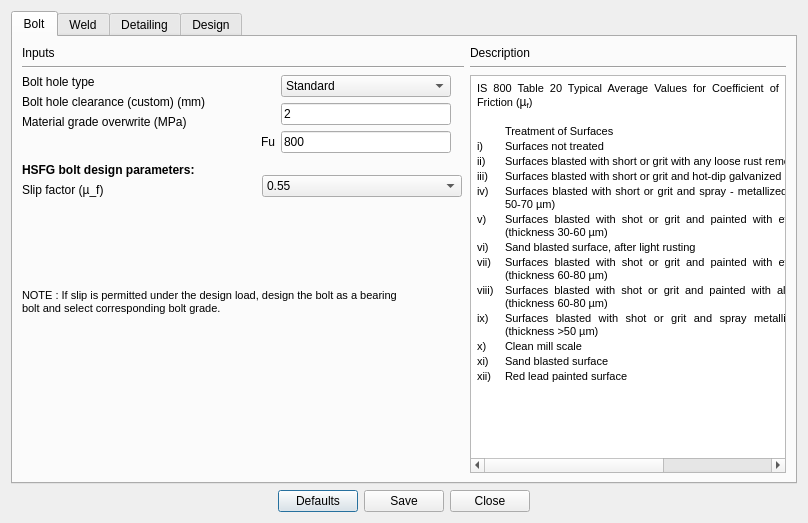
This is Connections/Shear/SeatedAngle/ui_design_preferences.ui in GreatDevelopers/osdag-core as Qt 5 draws it before an edit. The edited form follows.
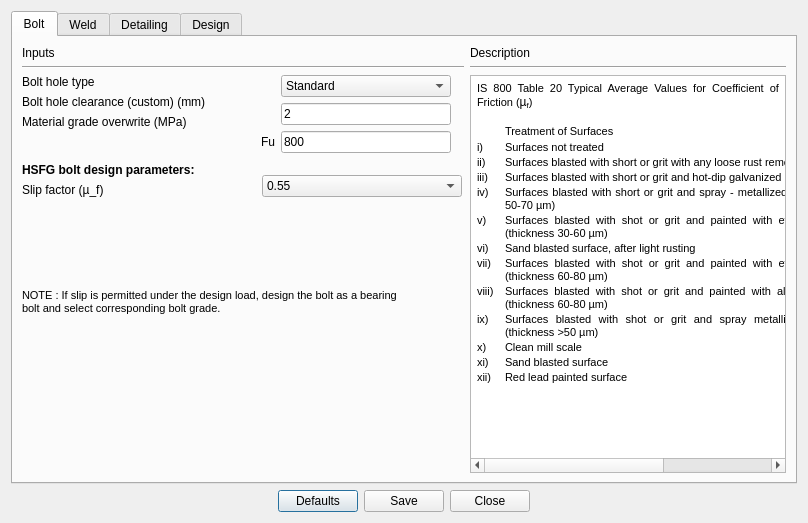
This is the edited form.

What changed in the file:
```diff
--- a/Connections/Shear/SeatedAngle/ui_design_preferences.ui
+++ b/Connections/Shear/SeatedAngle/ui_design_preferences.ui
@@ -344,104 +344,104 @@
             <string>&lt;!DOCTYPE HTML PUBLIC &quot;-//W3C//DTD HTML 4.0//EN&quot; &quot;http://www.w3.org/TR/REC-html40/strict.dtd&quot;&gt;
 &lt;html&gt;&lt;head&gt;&lt;meta name=&quot;qrichtext&quot; content=&quot;1&quot; /&gt;&lt;style type=&quot;text/css&quot;&gt;
 p, li { white-space: pre-wrap; }
-&lt;/style&gt;&lt;/head&gt;&lt;body style=&quot; font-family:'MS Shell Dlg 2'; font-size:7.8pt; font-weight:400; font-style:normal;&quot;&gt;
+&lt;/style&gt;&lt;/head&gt;&lt;body style=&quot; font-family:'Sans Serif'; font-size:9pt; font-weight:400; font-style:normal;&quot;&gt;
 &lt;table border=&quot;0&quot; style=&quot; margin-top:0px; margin-bottom:0px; margin-left:0px; margin-right:0px;&quot; cellspacing=&quot;2&quot; cellpadding=&quot;0&quot;&gt;
 &lt;tr&gt;
 &lt;td colspan=&quot;3&quot;&gt;
-&lt;p align=&quot;justify&quot; style=&quot; margin-top:12px; margin-bottom:12px; margin-left:0px; margin-right:0px; -qt-block-indent:0; text-indent:0px;&quot;&gt;&lt;span style=&quot; font-size:8pt;&quot;&gt;IS 800 Table 20 Typical Average Values for Coefficient of Friction (&lt;/span&gt;&lt;span style=&quot; font-family:'Calibri,sans-serif'; font-size:9pt;&quot;&gt;µ&lt;/span&gt;&lt;span style=&quot; font-family:'Calibri,sans-serif'; font-size:9pt; vertical-align:sub;&quot;&gt;f&lt;/span&gt;&lt;span style=&quot; font-size:8pt;&quot;&gt;)&lt;/span&gt;&lt;/p&gt;&lt;/td&gt;&lt;/tr&gt;&lt;/table&gt;
-&lt;p align=&quot;justify&quot; style=&quot;-qt-paragraph-type:empty; margin-top:12px; margin-bottom:12px; margin-left:0px; margin-right:0px; -qt-block-indent:0; text-indent:0px; font-size:8pt;&quot;&gt;&lt;br /&gt;&lt;/p&gt;
+&lt;p align=&quot;justify&quot; style=&quot; margin-top:12px; margin-bottom:12px; margin-left:0px; margin-right:0px; -qt-block-indent:0; text-indent:0px;&quot;&gt;&lt;span style=&quot; font-family:'MS Shell Dlg 2'; font-size:8pt;&quot;&gt;IS 800 Table 20 Typical Average Values for Coefficient of Friction (&lt;/span&gt;&lt;span style=&quot; font-family:'Calibri,sans-serif';&quot;&gt;µ&lt;/span&gt;&lt;span style=&quot; font-family:'Calibri,sans-serif'; vertical-align:sub;&quot;&gt;f&lt;/span&gt;&lt;span style=&quot; font-family:'MS Shell Dlg 2'; font-size:8pt;&quot;&gt;)&lt;/span&gt;&lt;/p&gt;&lt;/td&gt;&lt;/tr&gt;&lt;/table&gt;
+&lt;p align=&quot;justify&quot; style=&quot;-qt-paragraph-type:empty; margin-top:12px; margin-bottom:12px; margin-left:0px; margin-right:0px; -qt-block-indent:0; text-indent:0px; font-family:'MS Shell Dlg 2'; font-size:8pt;&quot;&gt;&lt;br /&gt;&lt;/p&gt;
 &lt;table border=&quot;0&quot; style=&quot; margin-top:0px; margin-bottom:0px; margin-left:0px; margin-right:0px;&quot; cellspacing=&quot;2&quot; cellpadding=&quot;0&quot;&gt;
 &lt;tr&gt;
 &lt;td width=&quot;26&quot;&gt;&lt;/td&gt;
 &lt;td width=&quot;383&quot;&gt;
-&lt;p align=&quot;justify&quot; style=&quot; margin-top:12px; margin-bottom:12px; margin-left:0px; margin-right:0px; -qt-block-indent:0; text-indent:0px;&quot;&gt;&lt;span style=&quot; font-size:8pt;&quot;&gt;Treatment of Surfaces&lt;/span&gt;&lt;/p&gt;&lt;/td&gt;
+&lt;p align=&quot;justify&quot; style=&quot; margin-top:12px; margin-bottom:12px; margin-left:0px; margin-right:0px; -qt-block-indent:0; text-indent:0px;&quot;&gt;&lt;span style=&quot; font-family:'MS Shell Dlg 2'; font-size:8pt;&quot;&gt;Treatment of Surfaces&lt;/span&gt;&lt;/p&gt;&lt;/td&gt;
 &lt;td width=&quot;78&quot;&gt;
-&lt;p align=&quot;justify&quot; style=&quot; margin-top:12px; margin-bottom:12px; margin-left:0px; margin-right:0px; -qt-block-indent:0; text-indent:0px;&quot;&gt;&lt;span style=&quot; font-size:8pt;&quot;&gt;  µ_f&lt;/span&gt;&lt;/p&gt;&lt;/td&gt;&lt;/tr&gt;
+&lt;p align=&quot;justify&quot; style=&quot; margin-top:12px; margin-bottom:12px; margin-left:0px; margin-right:0px; -qt-block-indent:0; text-indent:0px;&quot;&gt;&lt;span style=&quot; font-family:'MS Shell Dlg 2'; font-size:8pt;&quot;&gt;  µ_f&lt;/span&gt;&lt;/p&gt;&lt;/td&gt;&lt;/tr&gt;
 &lt;tr&gt;
 &lt;td&gt;
-&lt;p align=&quot;justify&quot; style=&quot; margin-top:12px; margin-bottom:12px; margin-left:0px; margin-right:0px; -qt-block-indent:0; text-indent:0px;&quot;&gt;&lt;span style=&quot; font-size:8pt;&quot;&gt;i)&lt;/span&gt;&lt;/p&gt;&lt;/td&gt;
+&lt;p align=&quot;justify&quot; style=&quot; margin-top:12px; margin-bottom:12px; margin-left:0px; margin-right:0px; -qt-block-indent:0; text-indent:0px;&quot;&gt;&lt;span style=&quot; font-family:'MS Shell Dlg 2'; font-size:8pt;&quot;&gt;i)&lt;/span&gt;&lt;/p&gt;&lt;/td&gt;
 &lt;td&gt;
-&lt;p align=&quot;justify&quot; style=&quot; margin-top:12px; margin-bottom:12px; margin-left:0px; margin-right:0px; -qt-block-indent:0; text-indent:0px;&quot;&gt;&lt;span style=&quot; font-size:8pt;&quot;&gt;Surfaces not treated&lt;/span&gt;&lt;/p&gt;&lt;/td&gt;
+&lt;p align=&quot;justify&quot; style=&quot; margin-top:12px; margin-bottom:12px; margin-left:0px; margin-right:0px; -qt-block-indent:0; text-indent:0px;&quot;&gt;&lt;span style=&quot; font-family:'MS Shell Dlg 2'; font-size:8pt;&quot;&gt;Surfaces not treated&lt;/span&gt;&lt;/p&gt;&lt;/td&gt;
 &lt;td&gt;
-&lt;p align=&quot;justify&quot; style=&quot; margin-top:12px; margin-bottom:12px; margin-left:0px; margin-right:0px; -qt-block-indent:0; text-indent:0px;&quot;&gt;&lt;span style=&quot; font-size:8pt;&quot;&gt;  0.2&lt;/span&gt;&lt;/p&gt;&lt;/td&gt;&lt;/tr&gt;
+&lt;p align=&quot;justify&quot; style=&quot; margin-top:12px; margin-bottom:12px; margin-left:0px; margin-right:0px; -qt-block-indent:0; text-indent:0px;&quot;&gt;&lt;span style=&quot; font-family:'MS Shell Dlg 2'; font-size:8pt;&quot;&gt;  0.2&lt;/span&gt;&lt;/p&gt;&lt;/td&gt;&lt;/tr&gt;
 &lt;tr&gt;
 &lt;td&gt;
-&lt;p align=&quot;justify&quot; style=&quot; margin-top:12px; margin-bottom:12px; margin-left:0px; margin-right:0px; -qt-block-indent:0; text-indent:0px;&quot;&gt;&lt;span style=&quot; font-size:8pt;&quot;&gt;ii)&lt;/span&gt;&lt;/p&gt;&lt;/td&gt;
+&lt;p align=&quot;justify&quot; style=&quot; margin-top:12px; margin-bottom:12px; margin-left:0px; margin-right:0px; -qt-block-indent:0; text-indent:0px;&quot;&gt;&lt;span style=&quot; font-family:'MS Shell Dlg 2'; font-size:8pt;&quot;&gt;ii)&lt;/span&gt;&lt;/p&gt;&lt;/td&gt;
 &lt;td&gt;
-&lt;p align=&quot;justify&quot; style=&quot; margin-top:12px; margin-bottom:12px; margin-left:0px; margin-right:0px; -qt-block-indent:0; text-indent:0px;&quot;&gt;&lt;span style=&quot; font-size:8pt;&quot;&gt;Surfaces blasted with short or grit with any loose rust removed, no pitting&lt;/span&gt;&lt;/p&gt;&lt;/td&gt;
+&lt;p align=&quot;justify&quot; style=&quot; margin-top:12px; margin-bottom:12px; margin-left:0px; margin-right:0px; -qt-block-indent:0; text-indent:0px;&quot;&gt;&lt;span style=&quot; font-family:'MS Shell Dlg 2'; font-size:8pt;&quot;&gt;Surfaces blasted with short or grit with any loose rust removed, no pitting&lt;/span&gt;&lt;/p&gt;&lt;/td&gt;
 &lt;td&gt;
-&lt;p align=&quot;justify&quot; style=&quot; margin-top:12px; margin-bottom:12px; margin-left:0px; margin-right:0px; -qt-block-indent:0; text-indent:0px;&quot;&gt;&lt;span style=&quot; font-size:8pt;&quot;&gt;  0.5&lt;/span&gt;&lt;/p&gt;&lt;/td&gt;&lt;/tr&gt;
+&lt;p align=&quot;justify&quot; style=&quot; margin-top:12px; margin-bottom:12px; margin-left:0px; margin-right:0px; -qt-block-indent:0; text-indent:0px;&quot;&gt;&lt;span style=&quot; font-family:'MS Shell Dlg 2'; font-size:8pt;&quot;&gt;  0.5&lt;/span&gt;&lt;/p&gt;&lt;/td&gt;&lt;/tr&gt;
 &lt;tr&gt;
 &lt;td&gt;
-&lt;p align=&quot;justify&quot; style=&quot; margin-top:12px; margin-bottom:12px; margin-left:0px; margin-right:0px; -qt-block-indent:0; text-indent:0px;&quot;&gt;&lt;span style=&quot; font-size:8pt;&quot;&gt;iii)&lt;/span&gt;&lt;/p&gt;&lt;/td&gt;
+&lt;p align=&quot;justify&quot; style=&quot; margin-top:12px; margin-bottom:12px; margin-left:0px; margin-right:0px; -qt-block-indent:0; text-indent:0px;&quot;&gt;&lt;span style=&quot; font-family:'MS Shell Dlg 2'; font-size:8pt;&quot;&gt;iii)&lt;/span&gt;&lt;/p&gt;&lt;/td&gt;
 &lt;td&gt;
-&lt;p align=&quot;justify&quot; style=&quot; margin-top:12px; margin-bottom:12px; margin-left:0px; margin-right:0px; -qt-block-indent:0; text-indent:0px;&quot;&gt;&lt;span style=&quot; font-size:8pt;&quot;&gt;Surfaces blasted with short or grit and hot-dip galvanized&lt;/span&gt;&lt;/p&gt;&lt;/td&gt;
+&lt;p align=&quot;justify&quot; style=&quot; margin-top:12px; margin-bottom:12px; margin-left:0px; margin-right:0px; -qt-block-indent:0; text-indent:0px;&quot;&gt;&lt;span style=&quot; font-family:'MS Shell Dlg 2'; font-size:8pt;&quot;&gt;Surfaces blasted with short or grit and hot-dip galvanized&lt;/span&gt;&lt;/p&gt;&lt;/td&gt;
 &lt;td&gt;
-&lt;p align=&quot;justify&quot; style=&quot; margin-top:12px; margin-bottom:12px; margin-left:0px; margin-right:0px; -qt-block-indent:0; text-indent:0px;&quot;&gt;&lt;span style=&quot; font-size:8pt;&quot;&gt;  0.1&lt;/span&gt;&lt;/p&gt;&lt;/td&gt;&lt;/tr&gt;
+&lt;p align=&quot;justify&quot; style=&quot; margin-top:12px; margin-bottom:12px; margin-left:0px; margin-right:0px; -qt-block-indent:0; text-indent:0px;&quot;&gt;&lt;span style=&quot; font-family:'MS Shell Dlg 2'; font-size:8pt;&quot;&gt;  0.1&lt;/span&gt;&lt;/p&gt;&lt;/td&gt;&lt;/tr&gt;
 &lt;tr&gt;
 &lt;td&gt;
-&lt;p align=&quot;justify&quot; style=&quot; margin-top:12px; margin-bottom:12px; margin-left:0px; margin-right:0px; -qt-block-indent:0; text-indent:0px;&quot;&gt;&lt;span style=&quot; font-size:8pt;&quot;&gt;iv)&lt;/span&gt;&lt;/p&gt;&lt;/td&gt;
+&lt;p align=&quot;justify&quot; style=&quot; margin-top:12px; margin-bottom:12px; margin-left:0px; margin-right:0px; -qt-block-indent:0; text-indent:0px;&quot;&gt;&lt;span style=&quot; font-family:'MS Shell Dlg 2'; font-size:8pt;&quot;&gt;iv)&lt;/span&gt;&lt;/p&gt;&lt;/td&gt;
 &lt;td&gt;
-&lt;p align=&quot;justify&quot; style=&quot; margin-top:12px; margin-bottom:12px; margin-left:0px; margin-right:0px; -qt-block-indent:0; text-indent:0px;&quot;&gt;&lt;span style=&quot; font-size:8pt;&quot;&gt;Surfaces blasted with short or grit and spray - metallized with zinc (thickness 50-70 µm)&lt;/span&gt;&lt;/p&gt;&lt;/td&gt;
+&lt;p align=&quot;justify&quot; style=&quot; margin-top:12px; margin-bottom:12px; margin-left:0px; margin-right:0px; -qt-block-indent:0; text-indent:0px;&quot;&gt;&lt;span style=&quot; font-family:'MS Shell Dlg 2'; font-size:8pt;&quot;&gt;Surfaces blasted with short or grit and spray - metallized with zinc (thickness 50-70 µm)&lt;/span&gt;&lt;/p&gt;&lt;/td&gt;
 &lt;td&gt;
-&lt;p align=&quot;justify&quot; style=&quot; margin-top:12px; margin-bottom:12px; margin-left:0px; margin-right:0px; -qt-block-indent:0; text-indent:0px;&quot;&gt;&lt;span style=&quot; font-size:8pt;&quot;&gt;  0.25&lt;/span&gt;&lt;/p&gt;&lt;/td&gt;&lt;/tr&gt;
+&lt;p align=&quot;justify&quot; style=&quot; margin-top:12px; margin-bottom:12px; margin-left:0px; margin-right:0px; -qt-block-indent:0; text-indent:0px;&quot;&gt;&lt;span style=&quot; font-family:'MS Shell Dlg 2'; font-size:8pt;&quot;&gt;  0.25&lt;/span&gt;&lt;/p&gt;&lt;/td&gt;&lt;/tr&gt;
 &lt;tr&gt;
 &lt;td&gt;
-&lt;p align=&quot;justify&quot; style=&quot; margin-top:12px; margin-bottom:12px; margin-left:0px; margin-right:0px; -qt-block-indent:0; text-indent:0px;&quot;&gt;&lt;span style=&quot; font-size:8pt;&quot;&gt;v)&lt;/span&gt;&lt;/p&gt;&lt;/td&gt;
+&lt;p align=&quot;justify&quot; style=&quot; margin-top:12px; margin-bottom:12px; margin-left:0px; margin-right:0px; -qt-block-indent:0; text-indent:0px;&quot;&gt;&lt;span style=&quot; font-family:'MS Shell Dlg 2'; font-size:8pt;&quot;&gt;v)&lt;/span&gt;&lt;/p&gt;&lt;/td&gt;
 &lt;td&gt;
-&lt;p align=&quot;justify&quot; style=&quot; margin-top:12px; margin-bottom:12px; margin-left:0px; margin-right:0px; -qt-block-indent:0; text-indent:0px;&quot;&gt;&lt;span style=&quot; font-size:8pt;&quot;&gt;Surfaces blasted with shot or grit and painted with ethylzinc silicate coat (thickness 30-60 µm)&lt;/span&gt;&lt;/p&gt;&lt;/td&gt;
+&lt;p align=&quot;justify&quot; style=&quot; margin-top:12px; margin-bottom:12px; margin-left:0px; margin-right:0px; -qt-block-indent:0; text-indent:0px;&quot;&gt;&lt;span style=&quot; font-family:'MS Shell Dlg 2'; font-size:8pt;&quot;&gt;Surfaces blasted with shot or grit and painted with ethylzinc silicate coat (thickness 30-60 µm)&lt;/span&gt;&lt;/p&gt;&lt;/td&gt;
 &lt;td&gt;
-&lt;p align=&quot;justify&quot; style=&quot; margin-top:12px; margin-bottom:12px; margin-left:0px; margin-right:0px; -qt-block-indent:0; text-indent:0px;&quot;&gt;&lt;span style=&quot; font-size:8pt;&quot;&gt;  0.3&lt;/span&gt;&lt;/p&gt;&lt;/td&gt;&lt;/tr&gt;
+&lt;p align=&quot;justify&quot; style=&quot; margin-top:12px; margin-bottom:12px; margin-left:0px; margin-right:0px; -qt-block-indent:0; text-indent:0px;&quot;&gt;&lt;span style=&quot; font-family:'MS Shell Dlg 2'; font-size:8pt;&quot;&gt;  0.3&lt;/span&gt;&lt;/p&gt;&lt;/td&gt;&lt;/tr&gt;
 &lt;tr&gt;
 &lt;td&gt;
-&lt;p align=&quot;justify&quot; style=&quot; margin-top:12px; margin-bottom:12px; margin-left:0px; margin-right:0px; -qt-block-indent:0; text-indent:0px;&quot;&gt;&lt;span style=&quot; font-size:8pt;&quot;&gt;vi)&lt;/span&gt;&lt;/p&gt;&lt;/td&gt;
+&lt;p align=&quot;justify&quot; style=&quot; margin-top:12px; margin-bottom:12px; margin-left:0px; margin-right:0px; -qt-block-indent:0; text-indent:0px;&quot;&gt;&lt;span style=&quot; font-family:'MS Shell Dlg 2'; font-size:8pt;&quot;&gt;vi)&lt;/span&gt;&lt;/p&gt;&lt;/td&gt;
 &lt;td&gt;
-&lt;p align=&quot;justify&quot; style=&quot; margin-top:12px; margin-bottom:12px; margin-left:0px; margin-right:0px; -qt-block-indent:0; text-indent:0px;&quot;&gt;&lt;span style=&quot; font-size:8pt;&quot;&gt;Sand blasted surface, after light rusting&lt;/span&gt;&lt;/p&gt;&lt;/td&gt;
+&lt;p align=&quot;justify&quot; style=&quot; margin-top:12px; margin-bottom:12px; margin-left:0px; margin-right:0px; -qt-block-indent:0; text-indent:0px;&quot;&gt;&lt;span style=&quot; font-family:'MS Shell Dlg 2'; font-size:8pt;&quot;&gt;Sand blasted surface, after light rusting&lt;/span&gt;&lt;/p&gt;&lt;/td&gt;
 &lt;td&gt;
-&lt;p align=&quot;justify&quot; style=&quot; margin-top:12px; margin-bottom:12px; margin-left:0px; margin-right:0px; -qt-block-indent:0; text-indent:0px;&quot;&gt;&lt;span style=&quot; font-size:8pt;&quot;&gt;  0.52&lt;/span&gt;&lt;/p&gt;&lt;/td&gt;&lt;/tr&gt;
+&lt;p align=&quot;justify&quot; style=&quot; margin-top:12px; margin-bottom:12px; margin-left:0px; margin-right:0px; -qt-block-indent:0; text-indent:0px;&quot;&gt;&lt;span style=&quot; font-family:'MS Shell Dlg 2'; font-size:8pt;&quot;&gt;  0.52&lt;/span&gt;&lt;/p&gt;&lt;/td&gt;&lt;/tr&gt;
 &lt;tr&gt;
 &lt;td&gt;
-&lt;p align=&quot;justify&quot; style=&quot; margin-top:12px; margin-bottom:12px; margin-left:0px; margin-right:0px; -qt-block-indent:0; text-indent:0px;&quot;&gt;&lt;span style=&quot; font-size:8pt;&quot;&gt;vii)&lt;/span&gt;&lt;/p&gt;&lt;/td&gt;
+&lt;p align=&quot;justify&quot; style=&quot; margin-top:12px; margin-bottom:12px; margin-left:0px; margin-right:0px; -qt-block-indent:0; text-indent:0px;&quot;&gt;&lt;span style=&quot; font-family:'MS Shell Dlg 2'; font-size:8pt;&quot;&gt;vii)&lt;/span&gt;&lt;/p&gt;&lt;/td&gt;
 &lt;td&gt;
-&lt;p align=&quot;justify&quot; style=&quot; margin-top:12px; margin-bottom:12px; margin-left:0px; margin-right:0px; -qt-block-indent:0; text-indent:0px;&quot;&gt;&lt;span style=&quot; font-size:8pt;&quot;&gt;Surfaces blasted with shot or grit and painted with ethylzinc silicate coat (thickness 60-80 µm)&lt;/span&gt;&lt;/p&gt;&lt;/td&gt;
+&lt;p align=&quot;justify&quot; style=&quot; margin-top:12px; margin-bottom:12px; margin-left:0px; margin-right:0px; -qt-block-indent:0; text-indent:0px;&quot;&gt;&lt;span style=&quot; font-family:'MS Shell Dlg 2'; font-size:8pt;&quot;&gt;Surfaces blasted with shot or grit and painted with ethylzinc silicate coat (thickness 60-80 µm)&lt;/span&gt;&lt;/p&gt;&lt;/td&gt;
 &lt;td&gt;
-&lt;p align=&quot;justify&quot; style=&quot; margin-top:12px; margin-bottom:12px; margin-left:0px; margin-right:0px; -qt-block-indent:0; text-indent:0px;&quot;&gt;&lt;span style=&quot; font-size:8pt;&quot;&gt;  0.3&lt;/span&gt;&lt;/p&gt;&lt;/td&gt;&lt;/tr&gt;
+&lt;p align=&quot;justify&quot; style=&quot; margin-top:12px; margin-bottom:12px; margin-left:0px; margin-right:0px; -qt-block-indent:0; text-indent:0px;&quot;&gt;&lt;span style=&quot; font-family:'MS Shell Dlg 2'; font-size:8pt;&quot;&gt;  0.3&lt;/span&gt;&lt;/p&gt;&lt;/td&gt;&lt;/tr&gt;
 &lt;tr&gt;
 &lt;td&gt;
-&lt;p align=&quot;justify&quot; style=&quot; margin-top:12px; margin-bottom:12px; margin-left:0px; margin-right:0px; -qt-block-indent:0; text-indent:0px;&quot;&gt;&lt;span style=&quot; font-size:8pt;&quot;&gt;viii)&lt;/span&gt;&lt;/p&gt;&lt;/td&gt;
+&lt;p align=&quot;justify&quot; style=&quot; margin-top:12px; margin-bottom:12px; margin-left:0px; margin-right:0px; -qt-block-indent:0; text-indent:0px;&quot;&gt;&lt;span style=&quot; font-family:'MS Shell Dlg 2'; font-size:8pt;&quot;&gt;viii)&lt;/span&gt;&lt;/p&gt;&lt;/td&gt;
 &lt;td&gt;
-&lt;p align=&quot;justify&quot; style=&quot; margin-top:12px; margin-bottom:12px; margin-left:0px; margin-right:0px; -qt-block-indent:0; text-indent:0px;&quot;&gt;&lt;span style=&quot; font-size:8pt;&quot;&gt;Surfaces blasted with shot or grit and painted with alcalizinc silicate coat (thickness 60-80 µm)&lt;/span&gt;&lt;/p&gt;&lt;/td&gt;
+&lt;p align=&quot;justify&quot; style=&quot; margin-top:12px; margin-bottom:12px; margin-left:0px; margin-right:0px; -qt-block-indent:0; text-indent:0px;&quot;&gt;&lt;span style=&quot; font-family:'MS Shell Dlg 2'; font-size:8pt;&quot;&gt;Surfaces blasted with shot or grit and painted with alcalizinc silicate coat (thickness 60-80 µm)&lt;/span&gt;&lt;/p&gt;&lt;/td&gt;
 &lt;td&gt;
-&lt;p align=&quot;justify&quot; style=&quot; margin-top:12px; margin-bottom:12px; margin-left:0px; margin-right:0px; -qt-block-indent:0; text-indent:0px;&quot;&gt;&lt;span style=&quot; font-size:8pt;&quot;&gt;  0.3&lt;/span&gt;&lt;/p&gt;&lt;/td&gt;&lt;/tr&gt;
+&lt;p align=&quot;justify&quot; style=&quot; margin-top:12px; margin-bottom:12px; margin-left:0px; margin-right:0px; -qt-block-indent:0; text-indent:0px;&quot;&gt;&lt;span style=&quot; font-family:'MS Shell Dlg 2'; font-size:8pt;&quot;&gt;  0.3&lt;/span&gt;&lt;/p&gt;&lt;/td&gt;&lt;/tr&gt;
 &lt;tr&gt;
 &lt;td&gt;
-&lt;p align=&quot;justify&quot; style=&quot; margin-top:12px; margin-bottom:12px; margin-left:0px; margin-right:0px; -qt-block-indent:0; text-indent:0px;&quot;&gt;&lt;span style=&quot; font-size:8pt;&quot;&gt;ix)&lt;/span&gt;&lt;/p&gt;&lt;/td&gt;
+&lt;p align=&quot;justify&quot; style=&quot; margin-top:12px; margin-bottom:12px; margin-left:0px; margin-right:0px; -qt-block-indent:0; text-indent:0px;&quot;&gt;&lt;span style=&quot; font-family:'MS Shell Dlg 2'; font-size:8pt;&quot;&gt;ix)&lt;/span&gt;&lt;/p&gt;&lt;/td&gt;
 &lt;td&gt;
-&lt;p align=&quot;justify&quot; style=&quot; margin-top:12px; margin-bottom:12px; margin-left:0px; margin-right:0px; -qt-block-indent:0; text-indent:0px;&quot;&gt;&lt;span style=&quot; font-size:8pt;&quot;&gt;Surfaces blasted with shot or grit and spray metallized with aluminium (thickness &amp;gt;50 µm)&lt;/span&gt;&lt;/p&gt;&lt;/td&gt;
+&lt;p align=&quot;justify&quot; style=&quot; margin-top:12px; margin-bottom:12px; margin-left:0px; margin-right:0px; -qt-block-indent:0; text-indent:0px;&quot;&gt;&lt;span style=&quot; font-family:'MS Shell Dlg 2'; font-size:8pt;&quot;&gt;Surfaces blasted with shot or grit and spray metallized with aluminium (thickness &amp;gt;50 µm)&lt;/span&gt;&lt;/p&gt;&lt;/td&gt;
 &lt;td&gt;
-&lt;p align=&quot;justify&quot; style=&quot; margin-top:12px; margin-bottom:12px; margin-left:0px; margin-right:0px; -qt-block-indent:0; text-indent:0px;&quot;&gt;&lt;span style=&quot; font-size:8pt;&quot;&gt;  0.5&lt;/span&gt;&lt;/p&gt;&lt;/td&gt;&lt;/tr&gt;
+&lt;p align=&quot;justify&quot; style=&quot; margin-top:12px; margin-bottom:12px; margin-left:0px; margin-right:0px; -qt-block-indent:0; text-indent:0px;&quot;&gt;&lt;span style=&quot; font-family:'MS Shell Dlg 2'; font-size:8pt;&quot;&gt;  0.5&lt;/span&gt;&lt;/p&gt;&lt;/td&gt;&lt;/tr&gt;
 &lt;tr&gt;
 &lt;td&gt;
-&lt;p align=&quot;justify&quot; style=&quot; margin-top:12px; margin-bottom:12px; margin-left:0px; margin-right:0px; -qt-block-indent:0; text-indent:0px;&quot;&gt;&lt;span style=&quot; font-size:8pt;&quot;&gt;x)&lt;/span&gt;&lt;/p&gt;&lt;/td&gt;
+&lt;p align=&quot;justify&quot; style=&quot; margin-top:12px; margin-bottom:12px; margin-left:0px; margin-right:0px; -qt-block-indent:0; text-indent:0px;&quot;&gt;&lt;span style=&quot; font-family:'MS Shell Dlg 2'; font-size:8pt;&quot;&gt;x)&lt;/span&gt;&lt;/p&gt;&lt;/td&gt;
 &lt;td&gt;
-&lt;p align=&quot;justify&quot; style=&quot; margin-top:12px; margin-bottom:12px; margin-left:0px; margin-right:0px; -qt-block-indent:0; text-indent:0px;&quot;&gt;&lt;span style=&quot; font-size:8pt;&quot;&gt;Clean mill scale&lt;/span&gt;&lt;/p&gt;&lt;/td&gt;
+&lt;p align=&quot;justify&quot; style=&quot; margin-top:12px; margin-bottom:12px; margin-left:0px; margin-right:0px; -qt-block-indent:0; text-indent:0px;&quot;&gt;&lt;span style=&quot; font-family:'MS Shell Dlg 2'; font-size:8pt;&quot;&gt;Clean mill scale&lt;/span&gt;&lt;/p&gt;&lt;/td&gt;
 &lt;td&gt;
-&lt;p align=&quot;justify&quot; style=&quot; margin-top:12px; margin-bottom:12px; margin-left:0px; margin-right:0px; -qt-block-indent:0; text-indent:0px;&quot;&gt;&lt;span style=&quot; font-size:8pt;&quot;&gt;  0.33&lt;/span&gt;&lt;/p&gt;&lt;/td&gt;&lt;/tr&gt;
+&lt;p align=&quot;justify&quot; style=&quot; margin-top:12px; margin-bottom:12px; margin-left:0px; margin-right:0px; -qt-block-indent:0; text-indent:0px;&quot;&gt;&lt;span style=&quot; font-family:'MS Shell Dlg 2'; font-size:8pt;&quot;&gt;  0.33&lt;/span&gt;&lt;/p&gt;&lt;/td&gt;&lt;/tr&gt;
 &lt;tr&gt;
 &lt;td&gt;
-&lt;p align=&quot;justify&quot; style=&quot; margin-top:12px; margin-bottom:12px; margin-left:0px; margin-right:0px; -qt-block-indent:0; text-indent:0px;&quot;&gt;&lt;span style=&quot; font-size:8pt;&quot;&gt;xi)&lt;/span&gt;&lt;/p&gt;&lt;/td&gt;
+&lt;p align=&quot;justify&quot; style=&quot; margin-top:12px; margin-bottom:12px; margin-left:0px; margin-right:0px; -qt-block-indent:0; text-indent:0px;&quot;&gt;&lt;span style=&quot; font-family:'MS Shell Dlg 2'; font-size:8pt;&quot;&gt;xi)&lt;/span&gt;&lt;/p&gt;&lt;/td&gt;
 &lt;td&gt;
-&lt;p align=&quot;justify&quot; style=&quot; margin-top:12px; margin-bottom:12px; margin-left:0px; margin-right:0px; -qt-block-indent:0; text-indent:0px;&quot;&gt;&lt;span style=&quot; font-size:8pt;&quot;&gt;Sand blasted surface&lt;/span&gt;&lt;/p&gt;&lt;/td&gt;
+&lt;p align=&quot;justify&quot; style=&quot; margin-top:12px; margin-bottom:12px; margin-left:0px; margin-right:0px; -qt-block-indent:0; text-indent:0px;&quot;&gt;&lt;span style=&quot; font-family:'MS Shell Dlg 2'; font-size:8pt;&quot;&gt;Sand blasted surface&lt;/span&gt;&lt;/p&gt;&lt;/td&gt;
 &lt;td&gt;
-&lt;p align=&quot;justify&quot; style=&quot; margin-top:12px; margin-bottom:12px; margin-left:0px; margin-right:0px; -qt-block-indent:0; text-indent:0px;&quot;&gt;&lt;span style=&quot; font-size:8pt;&quot;&gt;  0.48&lt;/span&gt;&lt;/p&gt;&lt;/td&gt;&lt;/tr&gt;
+&lt;p align=&quot;justify&quot; style=&quot; margin-top:12px; margin-bottom:12px; margin-left:0px; margin-right:0px; -qt-block-indent:0; text-indent:0px;&quot;&gt;&lt;span style=&quot; font-family:'MS Shell Dlg 2'; font-size:8pt;&quot;&gt;  0.48&lt;/span&gt;&lt;/p&gt;&lt;/td&gt;&lt;/tr&gt;
 &lt;tr&gt;
 &lt;td&gt;
-&lt;p align=&quot;justify&quot; style=&quot; margin-top:12px; margin-bottom:12px; margin-left:0px; margin-right:0px; -qt-block-indent:0; text-indent:0px;&quot;&gt;&lt;span style=&quot; font-size:8pt;&quot;&gt;xii)&lt;/span&gt;&lt;/p&gt;&lt;/td&gt;
+&lt;p align=&quot;justify&quot; style=&quot; margin-top:12px; margin-bottom:12px; margin-left:0px; margin-right:0px; -qt-block-indent:0; text-indent:0px;&quot;&gt;&lt;span style=&quot; font-family:'MS Shell Dlg 2'; font-size:8pt;&quot;&gt;xii)&lt;/span&gt;&lt;/p&gt;&lt;/td&gt;
 &lt;td&gt;
-&lt;p align=&quot;justify&quot; style=&quot; margin-top:12px; margin-bottom:12px; margin-left:0px; margin-right:0px; -qt-block-indent:0; text-indent:0px;&quot;&gt;&lt;span style=&quot; font-size:8pt;&quot;&gt;Red lead painted surface&lt;/span&gt;&lt;/p&gt;&lt;/td&gt;
+&lt;p align=&quot;justify&quot; style=&quot; margin-top:12px; margin-bottom:12px; margin-left:0px; margin-right:0px; -qt-block-indent:0; text-indent:0px;&quot;&gt;&lt;span style=&quot; font-family:'MS Shell Dlg 2'; font-size:8pt;&quot;&gt;Red lead painted surface&lt;/span&gt;&lt;/p&gt;&lt;/td&gt;
 &lt;td&gt;
-&lt;p align=&quot;justify&quot; style=&quot; margin-top:12px; margin-bottom:12px; margin-left:0px; margin-right:0px; -qt-block-indent:0; text-indent:0px;&quot;&gt;&lt;span style=&quot; font-size:8pt;&quot;&gt;  0.1&lt;/span&gt;&lt;/p&gt;
-&lt;p align=&quot;justify&quot; style=&quot;-qt-paragraph-type:empty; margin-top:12px; margin-bottom:12px; margin-left:0px; margin-right:0px; -qt-block-indent:0; text-indent:0px; font-size:8pt;&quot;&gt;&lt;br /&gt;&lt;/p&gt;&lt;/td&gt;&lt;/tr&gt;&lt;/table&gt;&lt;/body&gt;&lt;/html&gt;</string>
+&lt;p align=&quot;justify&quot; style=&quot; margin-top:12px; margin-bottom:12px; margin-left:0px; margin-right:0px; -qt-block-indent:0; text-indent:0px;&quot;&gt;&lt;span style=&quot; font-family:'MS Shell Dlg 2'; font-size:8pt;&quot;&gt;  0.1&lt;/span&gt;&lt;/p&gt;
+&lt;p align=&quot;justify&quot; style=&quot;-qt-paragraph-type:empty; margin-top:12px; margin-bottom:12px; margin-left:0px; margin-right:0px; -qt-block-indent:0; text-indent:0px; font-family:'MS Shell Dlg 2'; font-size:8pt;&quot;&gt;&lt;br /&gt;&lt;/p&gt;&lt;/td&gt;&lt;/tr&gt;&lt;/table&gt;&lt;/body&gt;&lt;/html&gt;</string>
            </property>
           </widget>
          </item>
```
Left out of the diff: 18 changed lines with no effect on the pictures.
